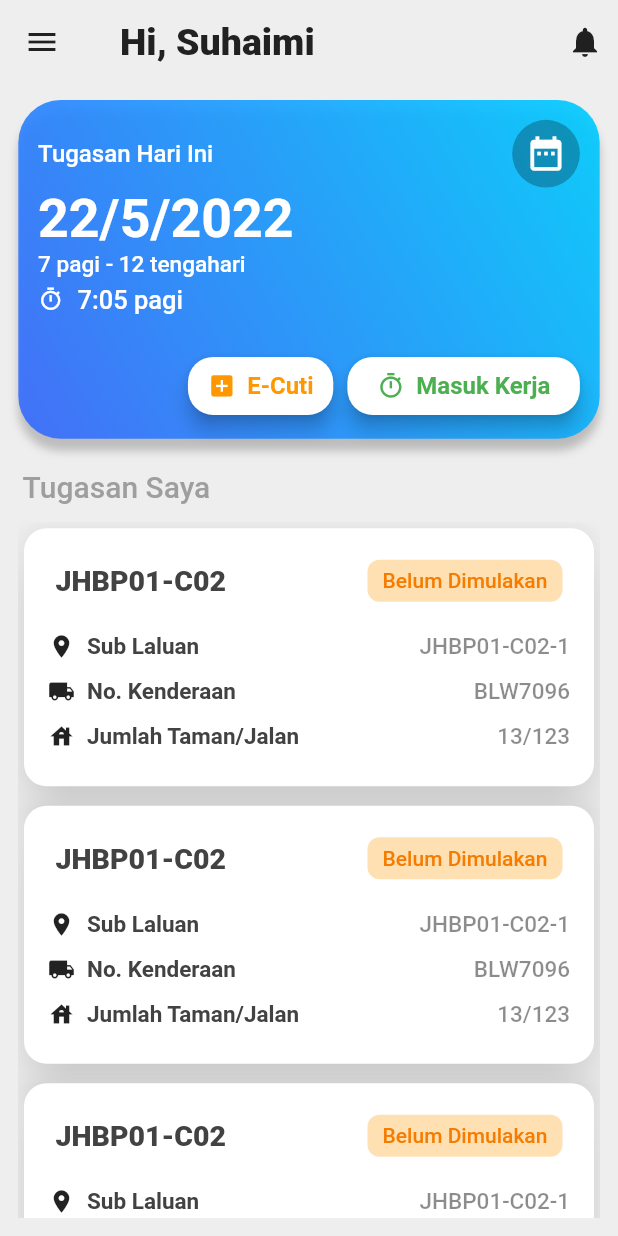
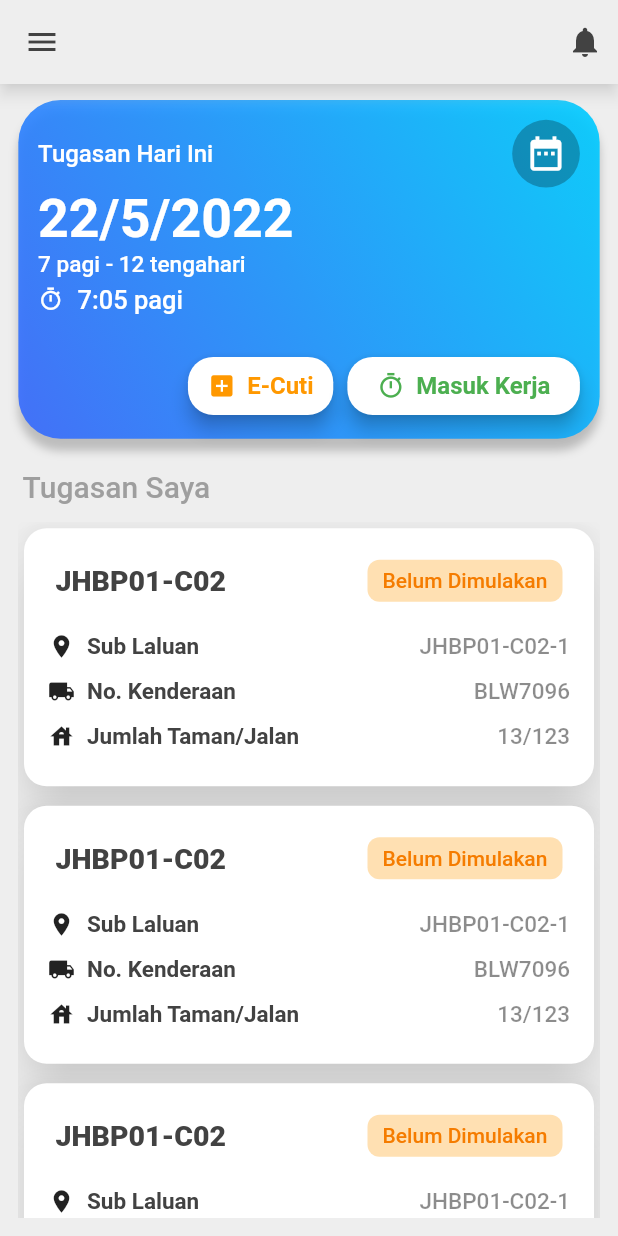
Before and after one commit to SahanahPandu/iWork, a Flutter app: the screen it shows after launch, on a phone screen of 412 x 824 dp. Run offline on Flutter 3.47's test engine with Material 2 defaults, Android fonts, the phone set to English and light mode, and no system bars.

Commit message:
add elevation to add shadow under app bar and change background color

```diff
--- a/lib/main.dart
+++ b/lib/main.dart
@@ -23,29 +23,30 @@ class MyApp extends StatelessWidget {
         backgroundColor: config.appBackgroundColor,
         //extendBodyBehindAppBar: true,
         appBar: AppBar(
-          title: Padding(
-            padding: const EdgeInsets.only(left: 8.0),
-            child: Text(
-              "Hi, Suhaimi",
-              style: TextStyle(
-                color: Colors.grey.shade900,
-                fontSize: 25,
-                fontWeight: FontWeight.w800,
-              ),
-            ),
-          ),
+          // title: Padding(
+          //   padding: const EdgeInsets.only(left: 8.0),
+          //   child: Text(
+          //     "Hi, Suhaimi",
+          //     style: TextStyle(
+          //       color: Colors.grey.shade900,
+          //       fontSize: 24,
+          //       fontWeight: FontWeight.w800,
+          //     ),
+          //   ),
+          // ),
           backgroundColor: config.appBarBgColor,
-          elevation: 0,
+          elevation: 4,
+          shadowColor: Colors.white,
           leading: Icon(
             Icons.menu,
-            color: Colors.grey.shade900,
+            color: Colors.grey.shade800,
           ),
-          actions: const [
+          actions: [
             Icon(
               Icons.notifications,
-              color: Colors.black87,
+              color: Colors.grey.shade800,
             ),
-            SizedBox(
+            const SizedBox(
               width: 10,
             )
           ],
```
